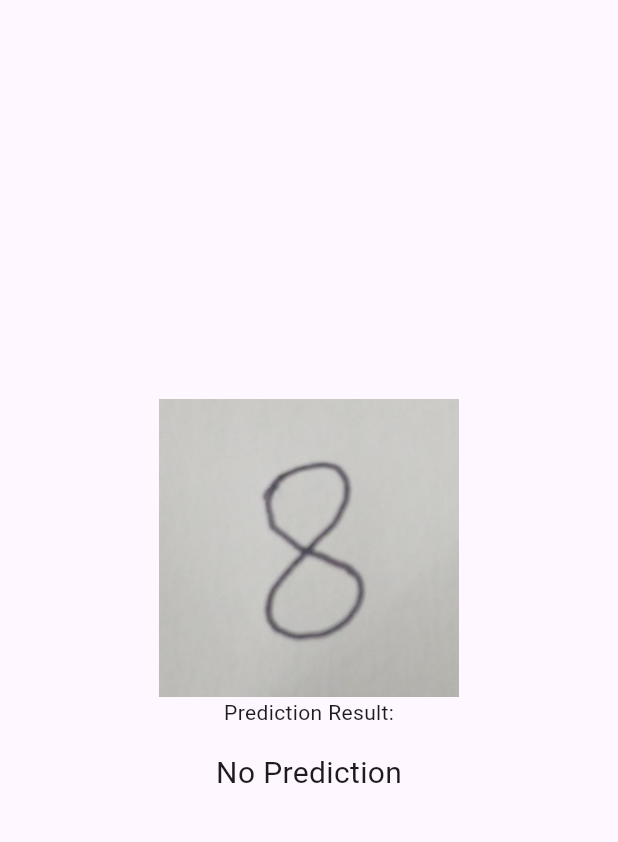
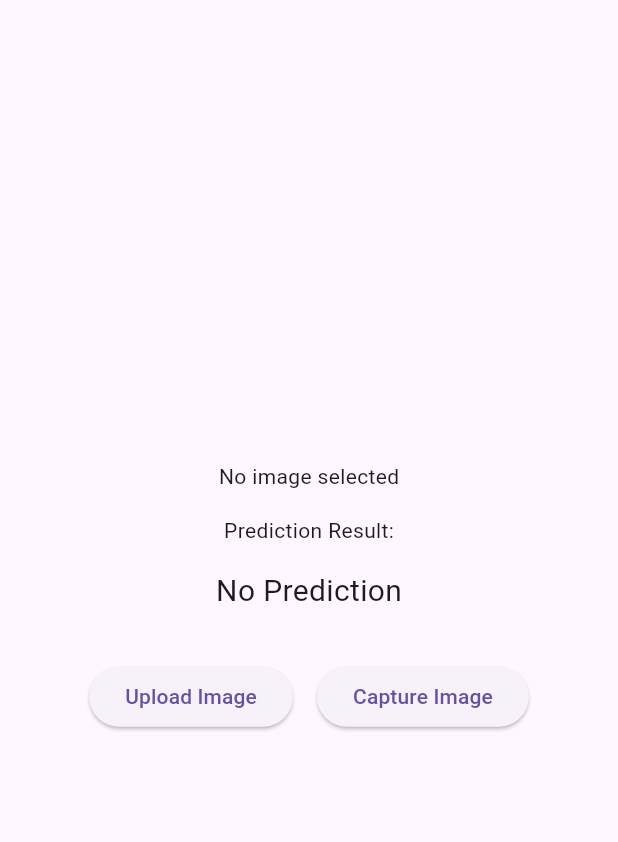
Before and after one commit to abe16s/MNIST-Mobile, a Flutter app: the screen it shows after launch, on a phone screen of 412 x 824 dp, the part 63-905 px from its top. Run offline on Flutter 3.47's test engine with Material 3 defaults, Android fonts, the phone set to English and light mode, and no system bars; our stand-ins replace image_picker; missing offline and left inert: tflite_flutter.

Commit message:
Integration of capture and upload image

```diff
--- a/digit_recognizer/lib/main.dart
+++ b/digit_recognizer/lib/main.dart
@@ -1,8 +1,5 @@
-import 'dart:typed_data';
 import 'package:flutter/material.dart';
-import 'package:flutter/services.dart';
-import 'package:image/image.dart' as img;
-import 'package:tflite_flutter/tflite_flutter.dart';
+import 'screens/digit_recognizer_screen.dart';
 
 void main() => runApp(const MyApp());
 
@@ -12,123 +9,7 @@ class MyApp extends StatelessWidget {
   @override
   Widget build(BuildContext context) {
     return MaterialApp(
-      home: DigitRecognizer(),
+      home: const DigitRecognizerScreen(),
     );
   }
 }
-
-class DigitRecognizer extends StatefulWidget {
-  @override
-  _DigitRecognizerState createState() => _DigitRecognizerState();
-}
-
-class _DigitRecognizerState extends State<DigitRecognizer> {
-  late Interpreter interpreter;
-  String prediction = "No Prediction";
-
-  @override
-  void initState() {
-    super.initState();
-    loadModel();
-    preprocessAndRecognize('assets/eight.jpg');
-  }
-
-  /// Load the TFLite model
-  Future<void> loadModel() async {
-    try {
-      interpreter = await Interpreter.fromAsset('assets/best_model.tflite');
-      print("Model loaded successfully");
-    } catch (e) {
-      print("Error loading model: $e");
-    }
-  }
-
-  /// Preprocess the image and make predictions
-Future<void> preprocessAndRecognize(String assetPath) async {
-  try {
-    // Load the image as bytes
-    ByteData imageData = await rootBundle.load(assetPath);
-    Uint8List imageBytes = imageData.buffer.asUint8List();
-
-    // Decode the image
-    img.Image? originalImage = img.decodeImage(imageBytes);
-    if (originalImage == null) {
-      throw Exception("Unable to decode image");
-    }
-
-    // Convert to grayscale
-    img.Image grayImage = img.grayscale(originalImage);
-
-    // Resize to 28x28
-    img.Image resizedImage = img.copyResize(grayImage, width: 28, height: 28);
-
-    // Normalize pixel values to [0, 1] and add batch dimension
-    List<List<List<List<double>>>> input = [List.generate(
-      28,
-      (y) => List.generate(
-        28,
-        (x) {
-          int pixel = resizedImage.getPixel(x, y);
-          int r = img.getRed(pixel);
-          int g = img.getGreen(pixel);
-          int b = img.getBlue(pixel);
-
-          // Grayscale value = (0.3 * R + 0.59 * G + 0.11 * B)
-          double grayscale = (0.3 * r + 0.59 * g + 0.11 * b) / 255.0;
-          return [grayscale];
-        },
-      ),
-    )];
-
-    // Prepare the output tensor
-    // var output = List.filled(10, 0.0).reshape([1, 10]);
-    var output = List.generate(1, (_) => List.filled(10, 0.0));
-
-    // Run the model
-    interpreter.run(input, output);
-
-    // Get the predicted digit
-    // int predictedDigit = output[0].indexWhere((value) => value == output[0].reduce((a, b) => a > b ? a : b));
-    // double maxValue = output[0].cast<double>().reduce((a, b) => a > b ? a : b);
-    // int predictedDigit = output[0].indexWhere((value) => value == maxValue);
-
-    double maxValue = output[0].reduce((a, b) => a > b ? a : b);
-    int predictedDigit = output[0].indexWhere((value) => value == maxValue);
-
-    setState(() {
-      prediction = "Digit: $predictedDigit";
-    });
-  } catch (e) {
-    print("Error in preprocessing or recognition: $e");
-  }
-}
-
-
-
-
-  @override
-  void dispose() {
-    interpreter.close();
-    super.dispose();
-  }
-
-  @override
-  Widget build(BuildContext context) {
-    return Scaffold(
-      appBar: AppBar(
-        title: const Text('Digit Recognizer'),
-      ),
-      body: Center(
-        child: Column(
-          mainAxisAlignment: MainAxisAlignment.center,
-          children: [
-            Image.asset('assets/eight.jpg', width: 200),
-            const Text('Prediction Result:'),
-            const SizedBox(height: 16),
-            Text(prediction, style: const TextStyle(fontSize: 20)),
-          ],
-        ),
-      ),
-    );
-  }
-}
--- /dev/null
+++ b/digit_recognizer/lib/screens/digit_recognizer_screen.dart
@@ -0,0 +1,99 @@
+import 'dart:io';
+import 'package:flutter/material.dart';
+import '../services/model_service.dart';
+import 'package:image_picker/image_picker.dart';
+
+class DigitRecognizerScreen extends StatefulWidget {
+  const DigitRecognizerScreen({super.key});
+
+  @override
+  _DigitRecognizerScreenState createState() => _DigitRecognizerScreenState();
+}
+
+class _DigitRecognizerScreenState extends State<DigitRecognizerScreen> {
+  final ModelService _modelService = ModelService();
+  String prediction = "No Prediction";
+  File? selectedImage;
+  final ImagePicker _picker = ImagePicker();
+
+  @override
+  void initState() {
+    super.initState();
+    _modelService.loadModel();
+  }
+
+  Future<void> _predictFromImage(File imageFile) async {
+    String result = await _modelService.predictDigitFromFile(imageFile);
+    setState(() {
+      prediction = result;
+      selectedImage = imageFile;
+    });
+  }
+
+  Future<void> _uploadImage() async {
+    try {
+      final XFile? image = await _picker.pickImage(source: ImageSource.gallery);
+      if (image != null) {
+        await _predictFromImage(File(image.path));
+      }
+    } catch (e) {
+      print("Error picking image: $e");
+    }
+  }
+
+  Future<void> _captureImage() async {
+    try {
+      final XFile? image = await _picker.pickImage(source: ImageSource.camera);
+      if (image != null) {
+        await _predictFromImage(File(image.path));
+      }
+    } catch (e) {
+      print("Error capturing image: $e");
+    }
+  }
+
+  @override
+  void dispose() {
+    _modelService.dispose();
+    super.dispose();
+  }
+
+  @override
+  Widget build(BuildContext context) {
+    return Scaffold(
+      appBar: AppBar(
+        title: const Text('Digit Recognizer'),
+      ),
+      body: Center(
+        child: Column(
+          mainAxisAlignment: MainAxisAlignment.center,
+          children: [
+            if (selectedImage != null)
+              Image.file(selectedImage!, width: 200)
+            else
+              const Text("No image selected"),
+            const SizedBox(height: 16),
+            const Text('Prediction Result:'),
+            const SizedBox(height: 16),
+            Text(prediction, style: const TextStyle(fontSize: 20)),
+            const SizedBox(height: 32),
+            Row(
+              mainAxisAlignment: MainAxisAlignment.center,
+              children: [
+                ElevatedButton(
+                  onPressed: _uploadImage,
+                  child: const Text("Upload Image"),
+                ),
+                const SizedBox(width: 16),
+                ElevatedButton(
+                  onPressed: _captureImage,
+                  child: const Text("Capture Image"),
+                ),
+              ],
+            ),
+          ],
+        ),
+      ),
+    );
+  }
+}
--- a/digit_recognizer/pubspec.yaml
+++ b/digit_recognizer/pubspec.yaml
@@ -37,6 +37,7 @@ dependencies:
   cupertino_icons: ^1.0.8
   tflite_flutter: ^0.11.0
   image: ^3.0.1
+  image_picker: ^0.8.7
 
 dev_dependencies:
   flutter_test:
```
Also changed, not shown: digit_recognizer/lib/services/image_processing_service.dart (added, +36 -0 lines), digit_recognizer/lib/services/model_service.dart (added, +44 -0 lines), digit_recognizer/pubspec.lock, 5 other files.
